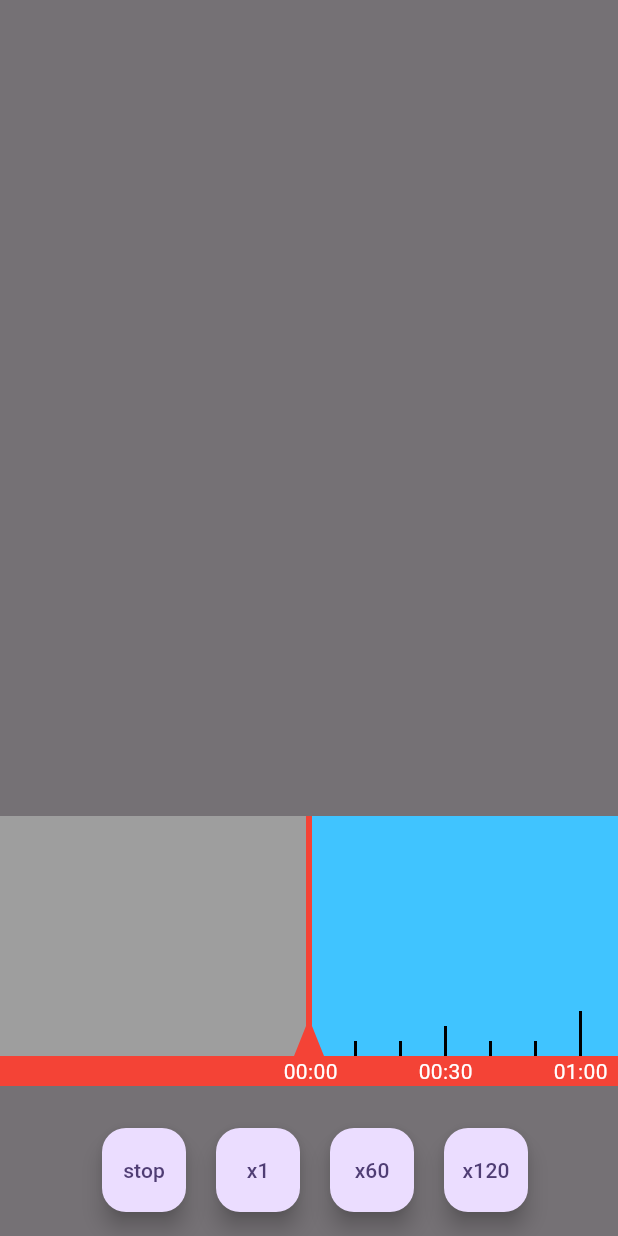
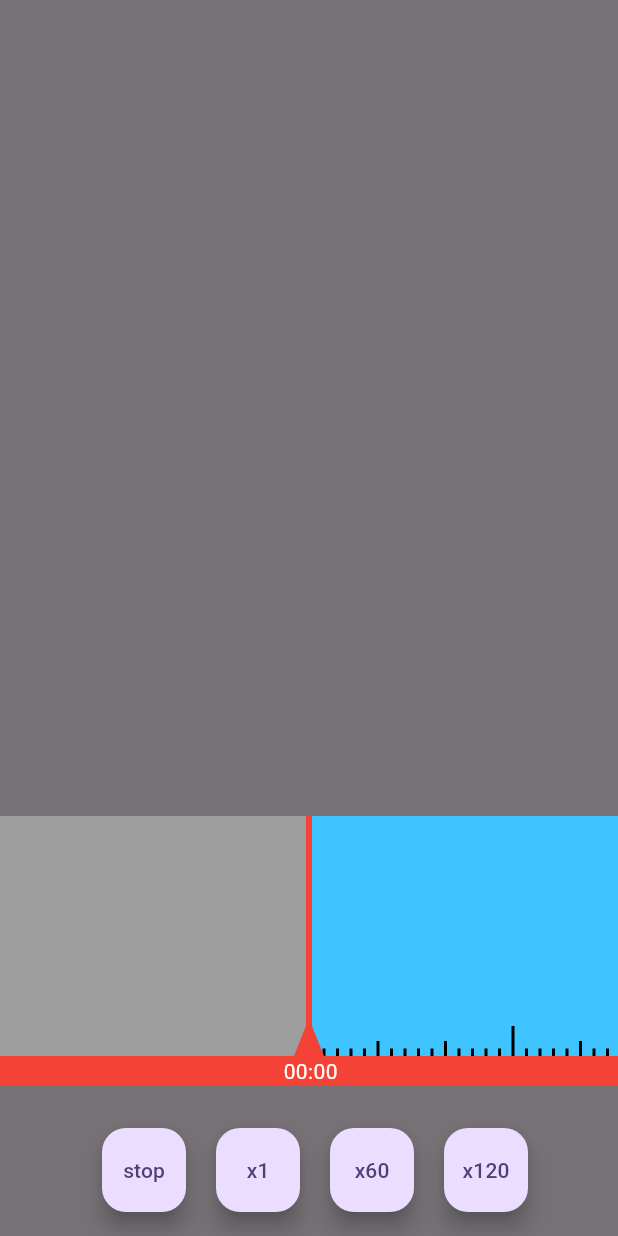
Before and after one commit to suprema-swkim/flutter_video_time, a Flutter app: the screen it shows after launch, on a phone screen of 412 x 824 dp. Run offline on Flutter 3.47's test engine with Material 3 defaults, Android fonts, the light colour scheme and no system bars.

Commit message:
1차 커밋

```diff
--- a/lib/video_time_lapse.dart
+++ b/lib/video_time_lapse.dart
@@ -71,30 +71,25 @@ class VideoTimeLapseState extends State<VideoTimeLapse> {
   // ------------------------------------------------
 
   /// 일반 배율
-  late double scale = zoomLevel2Scale;
+  late double _scale = 1;
 
-  late ValueNotifier<double> widgetSizeNotifier = ValueNotifier(zoomLevel1Scale / 10);
+  double get scale => _scale;
+
+  set scale(double value) {
+    _scale = value;
+    widgetSizeNotifier.value = value;
+  }
+
+  late ValueNotifier<double> widgetSizeNotifier = ValueNotifier(zoomLevel1Scale);
 
   /// 줌 레벨1 스케일
-  final double zoomLevel1Scale = 30;
+  final double zoomLevel1Scale = 1; // 1 hour
 
   /// 줌 레벨2 스케일
-  final double zoomLevel2Scale = 45;
+  final double zoomLevel2Scale = 1.5; // 30 min
 
   /// 줌 레벨3 스케일
-  final double zoomLevel3Scale = 90;
-
-  // ------------------------------------------------
-
-  /// 최소 줌 스케일
-  double get minScale => zoomLevel1Scale;
-
-  /// 최대 줌 스케일
-  double get maxScale => zoomLevel3Scale;
-
-  bool get isZoomLevel1 => scale < zoomLevel2Scale && scale >= zoomLevel1Scale;
-  bool get isZoomLevel2 => scale < zoomLevel3Scale && scale >= zoomLevel2Scale;
-  bool get isZoomLevel3 => scale == zoomLevel3Scale;
+  final double zoomLevel3Scale = 2; // 10 min
 
   // ------------------------------------------------
 
@@ -106,11 +101,11 @@ class VideoTimeLapseState extends State<VideoTimeLapse> {
   /// 중심 시간 초 데이터
   int focusTimeInSeconds = 0;
 
-  /// 터치 카운트
-  int pointerCount = 0;
+  /// touch counter
+  int pointCounter = 0;
 
-  /// 스크롤 가능 여부 알림
-  ValueNotifier<bool> useScrollNotifier = ValueNotifier(true);
+  /// scroll original dx
+  double sdx = 0;
 
   @override
   void initState() {
@@ -156,53 +151,33 @@ class VideoTimeLapseState extends State<VideoTimeLapse> {
               child: Stack(
                 children: [
                   Listener(
-                    onPointerDown: (event) {
-                      pointerCount += 1;
-                      if (pointerCount == 2) {
-                        useScrollNotifier.value = false;
-                      }
+                    onPointerUp: (detail) {
+                      pointCounter--;
                     },
-                    onPointerUp: (event) {
-                      pointerCount -= 1;
-                      if (pointerCount == 1) {
-                        useScrollNotifier.value = true;
-                      }
-                    },
-                    onPointerMove: (event) {
-                      isScrolling = true;
-                      scrollDebouncer.run(() {
-                        isScrolling = false;
-                      });
+                    onPointerDown: (detail) {
+                      pointCounter++;
                     },
                     child: GestureDetector(
-                      // onScaleStart: (details) {
-                      //   if (details.pointerCount == 2) {
-                      //     // 줌 시작 전 위치 저장
-                      //     focusTimeInSeconds = _scrollOffsetToTimeInSeconds();
-                      //   }
-                      // },
+                      onScaleStart: (details) {
+                        sdx = videoScrollController.position.pixels / scale;
+                      },
                       onScaleUpdate: (details) {
                         if (details.pointerCount == 2) {
                           /// 핀치줌(가로) 사이즈를 줄일때
-                          if (details.scale < 1.0 && scale > minScale) {
-                            scale -= 0.5;
-                            widgetSizeNotifier.value = scale / 10;
+                          if (details.scale < 1.0 && scale > zoomLevel1Scale) {
+                            scale -= 0.05;
+                            videoScrollController.jumpTo(sdx * scale);
                             return;
                           }
 
                           /// 핀치줌(가로) 사이즈를 늘릴때
-                          if (details.scale > 1.0 && scale < maxScale) {
-                            scale += 0.5;
-                            widgetSizeNotifier.value = scale / 10;
+                          if (details.scale > 1.0 && scale < zoomLevel3Scale) {
+                            scale += 0.05;
+                            videoScrollController.jumpTo(sdx * scale);
                             return;
                           }
                         }
                       },
-                      // onScaleEnd: (details) {
-                      //   // 줌 위치 보정
-                      //   double newOffset = _timeInSecondsToScrollOffset(focusTimeInSeconds.toDouble());
-                      //   videoScrollController.animateTo(newOffset, duration: Durations.extralong1, curve: Curves.easeIn);
-                      // },
                       child: NotificationListener<ScrollNotification>(
                         onNotification: (scrollNotification) {
                           // 스크롤이 끝났을때 감지
@@ -212,13 +187,9 @@ class VideoTimeLapseState extends State<VideoTimeLapse> {
                           }
                           return true;
                         },
-                        child: ValueListenableBuilder(
-                            valueListenable: useScrollNotifier,
-                            builder: (context, value, __) {
-                              return SingleChildScrollView(
+                        child: SingleChildScrollView(
                           scrollDirection: Axis.horizontal,
                           controller: videoScrollController,
-                                physics: value ? null : const NeverScrollableScrollPhysics(),
                           padding: EdgeInsets.symmetric(horizontal: (constraints.maxWidth / 2)),
                           child: Row(
                             children: List.generate(widget.timeList.length, (index) {
@@ -229,7 +200,7 @@ class VideoTimeLapseState extends State<VideoTimeLapse> {
                                     return Stack(
                                       children: [
                                         Container(
-                                                width: value,
+                                          width: value * 4.5,
                                           decoration: BoxDecoration(
                                             color: item ? widget.timeLineColor : widget.timeLineBackgroundColor,
                                             border: Border.all(
@@ -242,9 +213,9 @@ class VideoTimeLapseState extends State<VideoTimeLapse> {
                                           _buildTimeLineHand(30)
                                         ] else if (index % 30 == 0) ...[
                                           _buildTimeLineHand(20)
-                                              ] else if (index % 10 == 0 && (isZoomLevel2 || isZoomLevel3)) ...[
+                                        ] else if (index % 10 == 0) ...[
                                           _buildTimeLineHand(10)
-                                              ] else if (index % 2 == 0 && isZoomLevel3) ...[
+                                        ] else if (index % 2 == 0) ...[
                                           _buildTimeLineHand(5)
                                         ]
                                       ],
@@ -252,8 +223,7 @@ class VideoTimeLapseState extends State<VideoTimeLapse> {
                                   });
                             }),
                           ),
-                              );
-                            }),
+                        ),
                       ),
                     ),
                   ),
@@ -276,7 +246,8 @@ class VideoTimeLapseState extends State<VideoTimeLapse> {
             ValueListenableBuilder(
               valueListenable: widgetSizeNotifier,
               builder: (context, value, _) {
-                if (isZoomLevel1) {
+                value = value * 4.5;
+                if (scale <= 1.25) {
                   return SingleChildScrollView(
                     controller: timeScrollController,
                     physics: const NeverScrollableScrollPhysics(),
@@ -303,7 +274,7 @@ class VideoTimeLapseState extends State<VideoTimeLapse> {
                       ),
                     ),
                   );
-                } else if (isZoomLevel2) {
+                } else if (scale > 1.25 && scale < 1.75) {
                   return SingleChildScrollView(
                     controller: timeScrollController,
                     physics: const NeverScrollableScrollPhysics(),
@@ -332,7 +303,7 @@ class VideoTimeLapseState extends State<VideoTimeLapse> {
                       ),
                     ),
                   );
-                } else if (isZoomLevel3) {
+                } else if (scale >= 1.75) {
                   return SingleChildScrollView(
                     controller: timeScrollController,
                     physics: const NeverScrollableScrollPhysics(),
```
Lines whose indentation alone changed are shown as unchanged.
